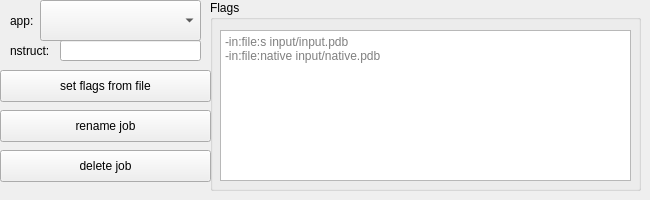
Qt form source/src/ui/task/job_submit.ui (RosettaCommons/rosetta) before a commit.
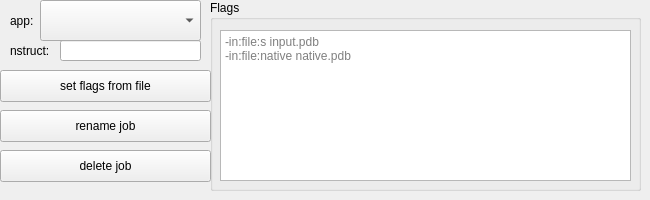
The same form after that commit.

The edit to the form file:
```diff
--- a/source/src/ui/task/job_submit.ui
+++ b/source/src/ui/task/job_submit.ui
@@ -61,8 +61,8 @@
      <bool>false</bool>
     </property>
     <property name="placeholderText">
-      <string>-in:file:s input/input.pdb
--in:file:native input/native.pdb </string>
+      <string>-in:file:s input.pdb
+-in:file:native native.pdb </string>
     </property>
    </widget>
   </widget>
```
